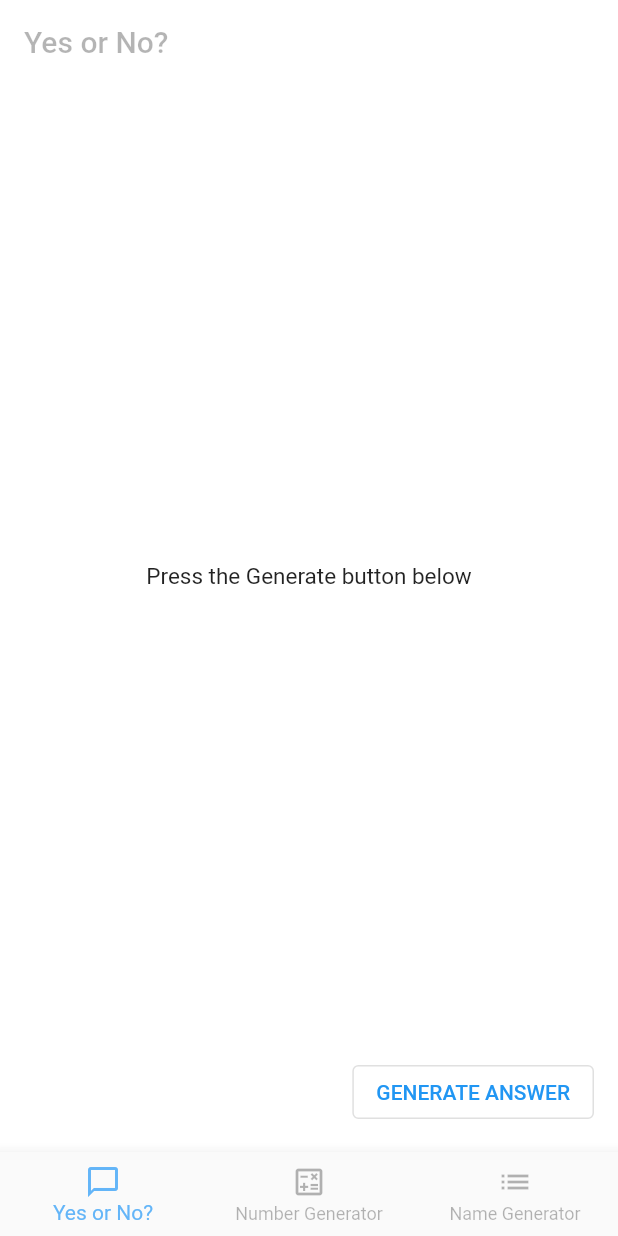
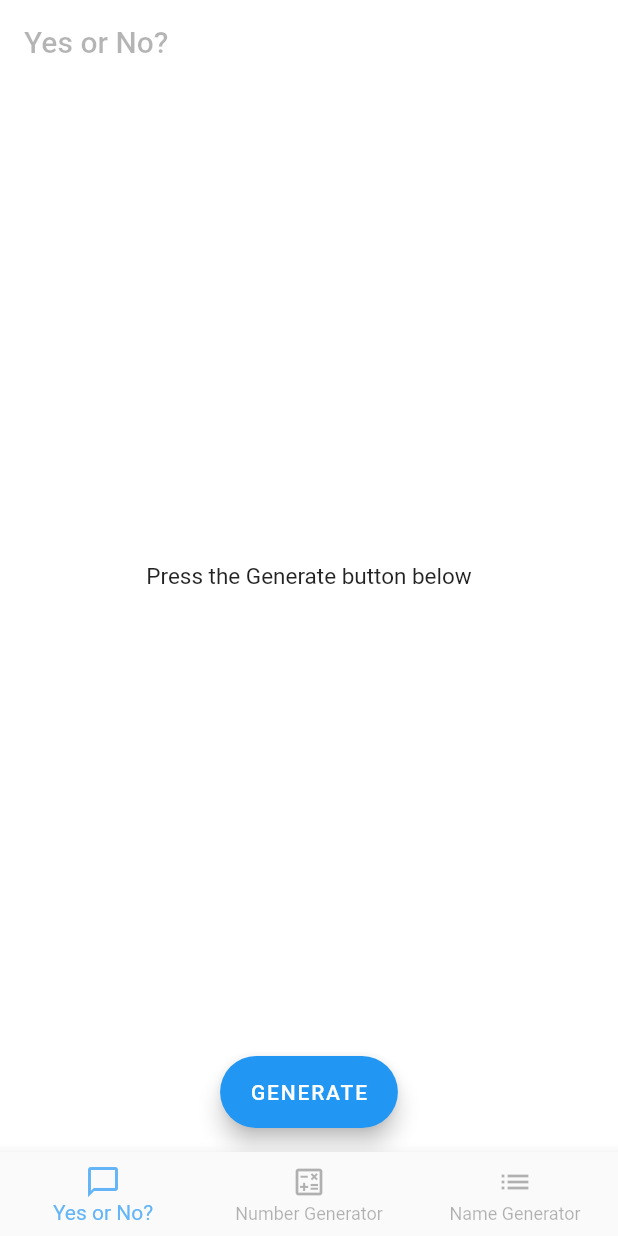
Before and after one commit to Jakhaar/random_app, a Flutter app: the screen it shows after launch, on a phone screen of 412 x 824 dp. Run offline on Flutter 3.47's test engine with Material 2 defaults, Android fonts, the phone set to English and light mode, and no system bars.

Commit message:
Finished the yOn and NumbGen. NameGen is missing list to edit NameGen wont display all names

```diff
--- a/lib/views/app.dart
+++ b/lib/views/app.dart
@@ -1,12 +1,56 @@
 import 'package:flutter/material.dart';
+import 'package:random_app/views/name_generator.dart';
+import 'package:random_app/views/number_generator.dart';
 import 'package:random_app/views/yes_or_no.dart';
 
 class App extends StatelessWidget {
   @override
   Widget build(BuildContext context) {
-    return MaterialApp(
+    return const MaterialApp(
       debugShowCheckedModeBanner: false,
-      home: YesOrNo(),
+      home: MainPage(),
     );
   }
 }
+
+class MainPage extends StatefulWidget {
+  const MainPage({Key? key}) : super(key: key);
+
+  @override
+  State<MainPage> createState() => _MainPageState();
+}
+
+class _MainPageState extends State<MainPage> {
+  final screens = [YesOrNo(), NumberGenerator(), NameGenerator()];
+
+  int _currentIndex = 0;
+
+  @override
+  Widget build(BuildContext context) {
+    return Scaffold(
+      extendBodyBehindAppBar: true,
+      backgroundColor: Colors.white,
+      body: IndexedStack(
+        index: _currentIndex,
+        children: screens,
+      ),
+      bottomNavigationBar: BottomNavigationBar(
+          type: BottomNavigationBarType.fixed,
+          currentIndex: _currentIndex,
+          unselectedItemColor: Color.fromARGB(75, 0, 0, 0),
+          selectedItemColor: const Color.fromARGB(255, 99, 181, 248),
+          onTap: (index) => setState(() {
+                _currentIndex = index;
+              }),
+          items: const [
+            BottomNavigationBarItem(
+                icon: Icon(Icons.chat_bubble_outline), label: "Yes or No?"),
+            BottomNavigationBarItem(
+                icon: Icon(Icons.calculate_outlined),
+                label: "Number Generator"),
+            BottomNavigationBarItem(
+                icon: Icon(Icons.list), label: "Name Generator")
+          ]),
+    );
+  }
+}
--- a/lib/views/yes_or_no.dart
+++ b/lib/views/yes_or_no.dart
@@ -1,7 +1,6 @@
 import 'dart:math';
-
 import 'package:flutter/material.dart';
-import 'package:random_app/widgets/outlined_button.dart';
+import 'package:random_app/views/number_generator.dart';
 
 class YesOrNo extends StatefulWidget {
   const YesOrNo({Key? key}) : super(key: key);
@@ -11,7 +10,7 @@ class YesOrNo extends StatefulWidget {
 }
 
 class _YesOrNoState extends State<YesOrNo> {
-  static const List<String> _answers = ["Yes!", "No!"];
+  static const _answers = ["Yes!", "No!"];
   static const String _title = "Yes or No?";
   final Random _randomNumber = Random();
   int _value = 0, currentIndex = 0;
@@ -39,40 +38,14 @@ class _YesOrNoState extends State<YesOrNo> {
           style: TextStyle(fontSize: _size),
         ),
       ),
-      floatingActionButton: OutlinedButton(
-        child: Text("GENERATE ANSWER"),
-        onPressed: () => setState(() {
-          _value = (_randomNumber.nextInt(10) % 2);
-          _buttonPressed = true;
-          _size = 50;
-        }),
-      ),
-      // floatingActionButton: FloatingActionButton(
-      //   onPressed: () => setState(() {
-      //     _value = (randomNumber.nextInt(10) % 2);
-      //     buttonPressed = true;
-      //     size = 50;
-      //   }),
-      //   tooltip: 'Generate Button',
-      //   child: const Icon(Icons.autorenew_rounded),
-      // ),
-      bottomNavigationBar: BottomNavigationBar(
-          type: BottomNavigationBarType.fixed,
-          currentIndex: currentIndex,
-          unselectedItemColor: Color.fromARGB(75, 0, 0, 0),
-          selectedItemColor: const Color.fromARGB(255, 99, 181, 248),
-          onTap: (index) => setState(() {
-                currentIndex = index;
-              }),
-          items: const [
-            BottomNavigationBarItem(
-                icon: Icon(Icons.chat_bubble_outline), label: "Yes or No?"),
-            BottomNavigationBarItem(
-                icon: Icon(Icons.calculate_outlined),
-                label: "Number Generator"),
-            BottomNavigationBarItem(
-                icon: Icon(Icons.list), label: "Name Generator")
-          ]),
+      floatingActionButtonLocation: FloatingActionButtonLocation.centerFloat,
+      floatingActionButton: FloatingActionButton.extended(
+          onPressed: (() => setState(() {
+                _value = (_randomNumber.nextInt(10) % 2);
+                _buttonPressed = true;
+                _size = 50;
+              })),
+          label: const Text("GENERATE")),
     );
   }
 }
```
Also changed, not shown: lib/views/name_generator.dart (+52 -0 lines), lib/views/number_generator.dart (+45 -0 lines), lib/widgets/outlined_button.dart (deleted, +0 -20 lines).
